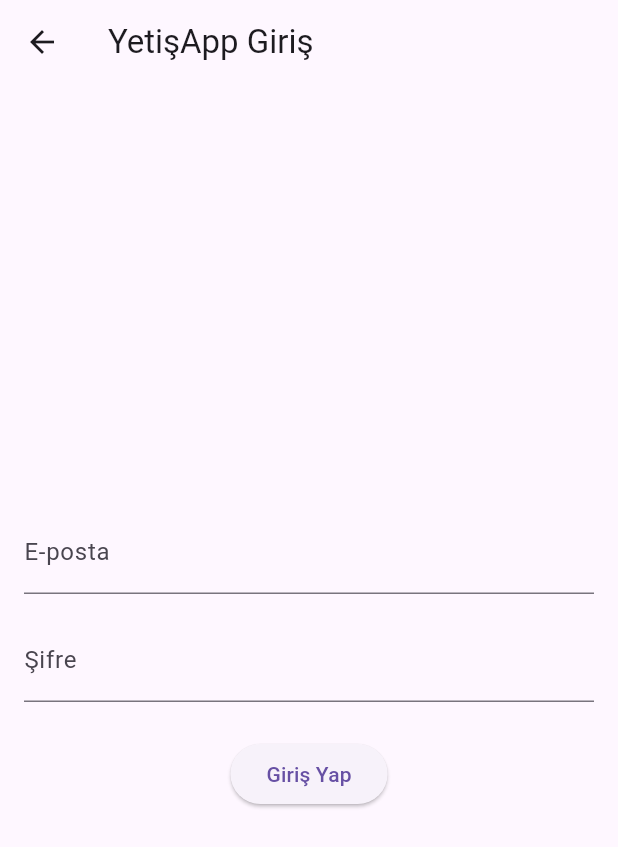
After one commit to oguzyl11/YetisApp, a Flutter app: the LoginScreen screen opened by its route, after a tap on "Giriş Yap", on a phone screen of 412 x 824 dp. The commit adds this screen. Shown: the top 847 px of the screen. Run offline on Flutter 3.47's test engine with Material 3 defaults, Android fonts, the phone set to English and light mode, and no system bars; network calls fail.

Commit message:
login_screen update

```diff
--- /dev/null
+++ b/yetis_client/lib/screens/login_screen.dart
@@ -0,0 +1,81 @@
+import 'package:flutter/material.dart';
+import 'dart:convert';
+import 'package:http/http.dart' as http;
+
+class LoginScreen extends StatefulWidget {
+  @override
+  _LoginScreenState createState() => _LoginScreenState();
+}
+
+class _LoginScreenState extends State<LoginScreen> {
+  final TextEditingController _emailController = TextEditingController();
+  final TextEditingController _passwordController = TextEditingController();
+  bool _isLoading = false;
+
+  // Node.js Express backend'ine istek atan fonksiyon
+  Future<void> _login() async {
+    setState(() {
+      _isLoading = true;
+    });
+
+    try {
+      // Backend URL'ini kendi sunucu adresine göre güncelle (örn: 10.0.2.2 Android emülatör içindir)
+      final response = await http.post(
+        Uri.parse('http://10.0.2.2:3000/api/login'),
+        headers: {'Content-Type': 'application/json'},
+        body: jsonEncode({
+          'email': _emailController.text,
+          'password': _passwordController.text,
+        }),
+      );
+
+      if (response.statusCode == 200) {
+        // Başarılı giriş, ana ekrana yönlendir
+        Navigator.pushReplacementNamed(context, '/home');
+      } else {
+        // Hata durumunu göster
+        ScaffoldMessenger.of(context).showSnackBar(
+          SnackBar(
+            content: Text('Giriş başarısız. Lütfen bilgileri kontrol et.'),
+          ),
+        );
+      }
+    } catch (e) {
+      print("Bağlantı hatası: $e");
+    } finally {
+      setState(() {
+        _isLoading = false;
+      });
+    }
+  }
+
+  @override
+  Widget build(BuildContext context) {
+    return Scaffold(
+      appBar: AppBar(title: Text('YetişApp Giriş')),
+      body: Padding(
+        padding: const EdgeInsets.all(16.0),
+        child: Column(
+          mainAxisAlignment: MainAxisAlignment.center,
+          children: [
+            TextField(
+              controller: _emailController,
+              decoration: InputDecoration(labelText: 'E-posta'),
+              keyboardType: TextInputType.emailAddress,
+            ),
+            SizedBox(height: 16),
+            TextField(
+              controller: _passwordController,
+              decoration: InputDecoration(labelText: 'Şifre'),
+              obscureText: true,
+            ),
+            SizedBox(height: 24),
+            _isLoading
+                ? CircularProgressIndicator()
+                : ElevatedButton(onPressed: _login, child: Text('Giriş Yap')),
+          ],
+        ),
+      ),
+    );
+  }
+}
```
Also changed, not shown: yetis_client/lib/main.dart (+14 -17 lines).
